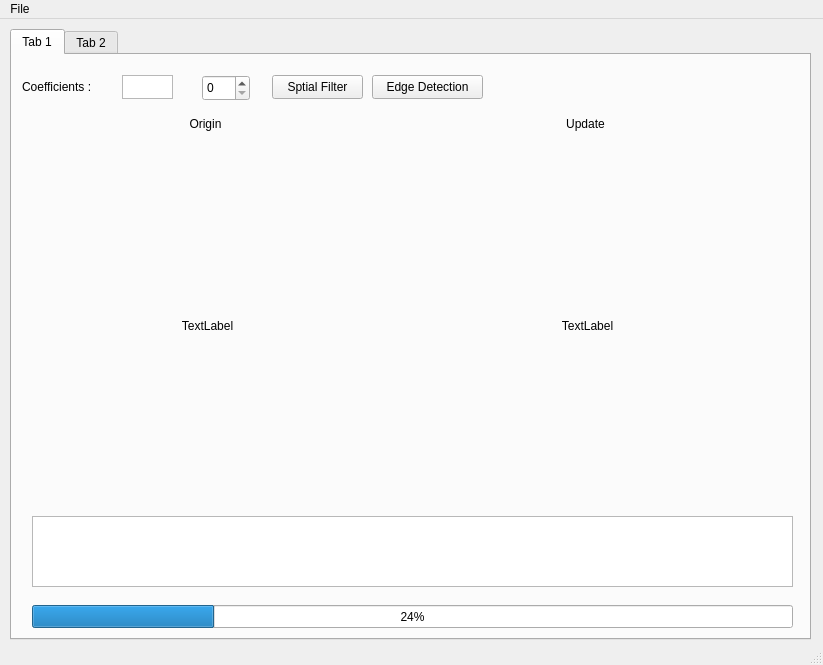
Above: HW03/myui.ui from WesleyCh3n/Img-Processing before the change. Below: the same form after it.
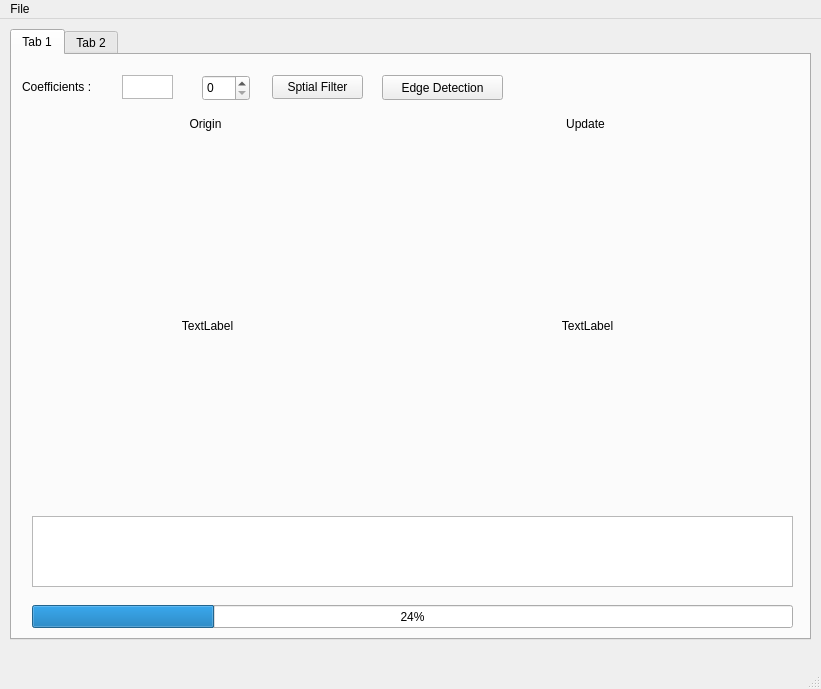
That is the form after the change.

```diff
--- a/HW03/myui.ui
+++ b/HW03/myui.ui
@@ -6,8 +6,8 @@
    <rect>
     <x>0</x>
     <y>0</y>
-    <width>823</width>
-    <height>665</height>
+    <width>821</width>
+    <height>689</height>
    </rect>
   </property>
   <property name="windowTitle">
@@ -172,10 +172,10 @@
      <widget class="QPushButton" name="edgePb">
       <property name="geometry">
        <rect>
-        <x>360</x>
+        <x>370</x>
         <y>20</y>
-        <width>111</width>
-        <height>24</height>
+        <width>121</width>
+        <height>25</height>
        </rect>
       </property>
       <property name="text">
@@ -205,7 +205,7 @@
     <rect>
      <x>0</x>
      <y>0</y>
-     <width>823</width>
+     <width>821</width>
      <height>22</height>
     </rect>
    </property>
```
